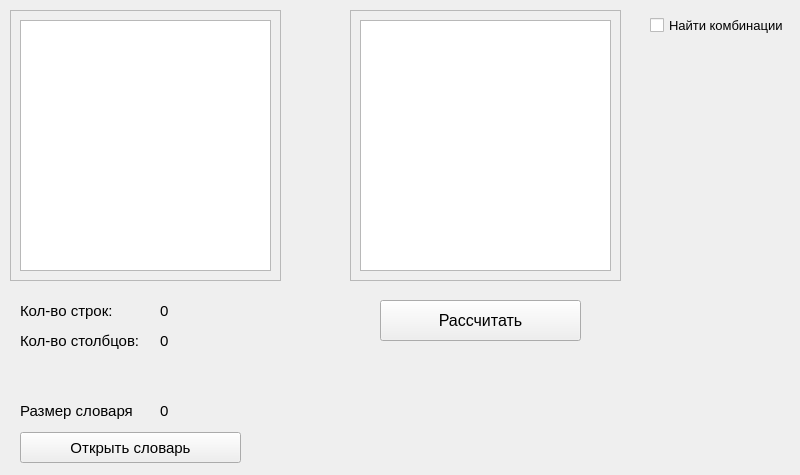
First picture: the form in FindWords/ui/MainWindow.ui, repository EpicDima/FindWords, before the edit.
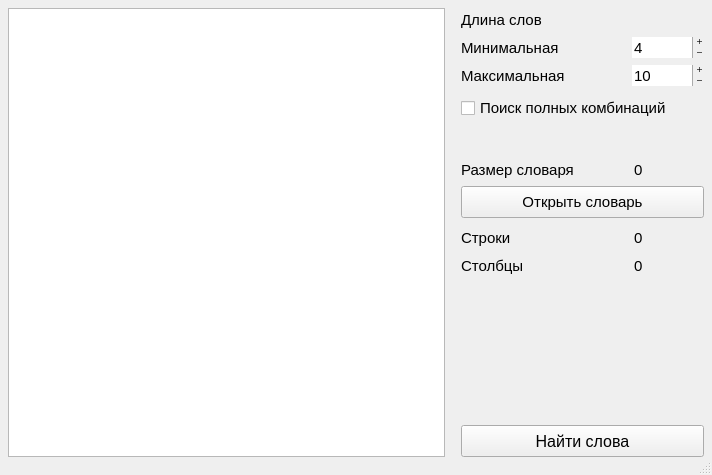
Second picture: the form after the edit. The open tabs and pages were chosen to show the change.

Commit message: Сделан интерфейс (без особового стилевого оформления), который в удобном виде позволяет выполнять основные функции приложения

```diff
--- a/FindWords/ui/MainWindow.ui
+++ b/FindWords/ui/MainWindow.ui
@@ -6,247 +6,753 @@
    <rect>
     <x>0</x>
     <y>0</y>
-    <width>800</width>
+    <width>712</width>
     <height>475</height>
    </rect>
   </property>
+  <property name="font">
+   <font>
+    <family>Arial</family>
+    <pointsize>11</pointsize>
+   </font>
+  </property>
   <property name="windowTitle">
-   <string>MainWindow</string>
+   <string>FindWords</string>
+  </property>
+  <property name="toolButtonStyle">
+   <enum>Qt::ToolButtonTextOnly</enum>
   </property>
   <widget class="QWidget" name="centralwidget">
-   <widget class="QLabel" name="label">
-    <property name="geometry">
-     <rect>
-      <x>20</x>
-      <y>300</y>
-      <width>131</width>
-      <height>21</height>
-     </rect>
+   <property name="minimumSize">
+    <size>
+     <width>512</width>
+     <height>384</height>
+    </size>
+   </property>
+   <layout class="QHBoxLayout" name="horizontalLayout" stretch="20,11">
+    <property name="spacing">
+     <number>0</number>
     </property>
-    <property name="font">
-     <font>
-      <pointsize>11</pointsize>
-     </font>
+    <property name="leftMargin">
+     <number>0</number>
     </property>
-    <property name="text">
-     <string>Кол-во строк:</string>
+    <property name="topMargin">
+     <number>0</number>
     </property>
-   </widget>
-   <widget class="QLabel" name="label_2">
-    <property name="geometry">
-     <rect>
-      <x>20</x>
-      <y>330</y>
-      <width>131</width>
-      <height>21</height>
-     </rect>
+    <property name="rightMargin">
+     <number>0</number>
     </property>
-    <property name="font">
-     <font>
-      <pointsize>11</pointsize>
-     </font>
+    <property name="bottomMargin">
+     <number>0</number>
     </property>
-    <property name="text">
-     <string>Кол-во столбцов:</string>
-    </property>
-   </widget>
-   <widget class="QLabel" name="rowCountLabel">
-    <property name="geometry">
-     <rect>
-      <x>160</x>
-      <y>300</y>
-      <width>41</width>
-      <height>21</height>
-     </rect>
-    </property>
-    <property name="font">
-     <font>
-      <pointsize>11</pointsize>
-     </font>
-    </property>
-    <property name="text">
-     <string>0</string>
-    </property>
-   </widget>
-   <widget class="QLabel" name="columnCountLabel">
-    <property name="geometry">
-     <rect>
-      <x>160</x>
-      <y>330</y>
-      <width>41</width>
-      <height>21</height>
-     </rect>
-    </property>
-    <property name="font">
-     <font>
-      <pointsize>11</pointsize>
-     </font>
-    </property>
-    <property name="text">
-     <string>0</string>
-    </property>
-   </widget>
-   <widget class="QScrollArea" name="scrollArea">
-    <property name="geometry">
-     <rect>
-      <x>350</x>
-      <y>10</y>
-      <width>271</width>
-      <height>271</height>
-     </rect>
-    </property>
-    <property name="widgetResizable">
-     <bool>true</bool>
-    </property>
-    <widget class="QWidget" name="scrollAreaWidgetContents">
-     <property name="geometry">
-      <rect>
-       <x>0</x>
-       <y>0</y>
-       <width>269</width>
-       <height>269</height>
-      </rect>
-     </property>
-     <layout class="QGridLayout" name="gridLayout">
-      <item row="0" column="0">
-       <widget class="QPlainTextEdit" name="outputPlainTextEdit">
-        <property name="font">
-         <font>
-          <pointsize>12</pointsize>
-         </font>
+    <item>
+     <widget class="QScrollArea" name="textScrollArea">
+      <property name="sizePolicy">
+       <sizepolicy hsizetype="Expanding" vsizetype="Expanding">
+        <horstretch>0</horstretch>
+        <verstretch>0</verstretch>
+       </sizepolicy>
+      </property>
+      <property name="minimumSize">
+       <size>
+        <width>256</width>
+        <height>256</height>
+       </size>
+      </property>
+      <property name="font">
+       <font>
+        <family>Arial</family>
+        <pointsize>11</pointsize>
+       </font>
+      </property>
+      <property name="frameShape">
+       <enum>QFrame::NoFrame</enum>
+      </property>
+      <property name="lineWidth">
+       <number>0</number>
+      </property>
+      <property name="widgetResizable">
+       <bool>true</bool>
+      </property>
+      <property name="alignment">
+       <set>Qt::AlignCenter</set>
+      </property>
+      <widget class="QWidget" name="textScrollAreaContents">
+       <property name="geometry">
+        <rect>
+         <x>0</x>
+         <y>0</y>
+         <width>449</width>
+         <height>457</height>
+        </rect>
+       </property>
+       <property name="sizePolicy">
+        <sizepolicy hsizetype="Preferred" vsizetype="Preferred">
+         <horstretch>0</horstretch>
+         <verstretch>0</verstretch>
+        </sizepolicy>
+       </property>
+       <layout class="QGridLayout" name="gridLayout_2">
+        <property name="leftMargin">
+         <number>8</number>
         </property>
-        <property name="readOnly">
-         <bool>true</bool>
+        <property name="topMargin">
+         <number>8</number>
         </property>
-       </widget>
-      </item>
-     </layout>
-    </widget>
-   </widget>
-   <widget class="QScrollArea" name="scrollArea_2">
-    <property name="geometry">
-     <rect>
-      <x>10</x>
-      <y>10</y>
-      <width>271</width>
-      <height>271</height>
-     </rect>
-    </property>
-    <property name="widgetResizable">
-     <bool>true</bool>
-    </property>
-    <widget class="QWidget" name="scrollAreaWidgetContents_2">
-     <property name="geometry">
-      <rect>
-       <x>0</x>
-       <y>0</y>
-       <width>269</width>
-       <height>269</height>
-      </rect>
-     </property>
-     <layout class="QGridLayout" name="gridLayout_2">
-      <item row="0" column="0">
-       <widget class="QPlainTextEdit" name="inputPlainTextEdit">
-        <property name="font">
-         <font>
-          <pointsize>12</pointsize>
-         </font>
+        <property name="rightMargin">
+         <number>8</number>
         </property>
+        <property name="bottomMargin">
+         <number>0</number>
+        </property>
+        <property name="spacing">
+         <number>0</number>
+        </property>
+        <item row="0" column="0">
+         <widget class="QTextEdit" name="mainEditText">
+          <property name="font">
+           <font>
+            <pointsize>12</pointsize>
+           </font>
+          </property>
+         </widget>
+        </item>
+       </layout>
+      </widget>
+     </widget>
+    </item>
+    <item>
+     <layout class="QVBoxLayout" name="rightVerticalLayout">
+      <property name="spacing">
+       <number>0</number>
+      </property>
+      <property name="leftMargin">
+       <number>0</number>
+      </property>
+      <property name="topMargin">
+       <number>0</number>
+      </property>
+      <property name="rightMargin">
+       <number>0</number>
+      </property>
+      <property name="bottomMargin">
+       <number>0</number>
+      </property>
+      <item>
+       <widget class="QStackedWidget" name="stackedWidget">
+        <property name="contextMenuPolicy">
+         <enum>Qt::NoContextMenu</enum>
+        </property>
+        <property name="lineWidth">
+         <number>0</number>
+        </property>
+        <property name="currentIndex">
+         <number>3</number>
+        </property>
+        <widget class="QWidget" name="page_1">
+         <layout class="QVBoxLayout" name="verticalLayout_4">
+          <property name="spacing">
+           <number>0</number>
+          </property>
+          <property name="leftMargin">
+           <number>8</number>
+          </property>
+          <property name="topMargin">
+           <number>8</number>
+          </property>
+          <property name="rightMargin">
+           <number>8</number>
+          </property>
+          <property name="bottomMargin">
+           <number>0</number>
+          </property>
+          <item>
+           <widget class="QWidget" name="configurationLayout" native="true">
+            <property name="enabled">
+             <bool>true</bool>
+            </property>
+            <layout class="QVBoxLayout" name="configurationVLayout">
+             <property name="spacing">
+              <number>8</number>
+             </property>
+             <property name="leftMargin">
+              <number>0</number>
+             </property>
+             <property name="topMargin">
+              <number>0</number>
+             </property>
+             <property name="rightMargin">
+              <number>0</number>
+             </property>
+             <property name="bottomMargin">
+              <number>0</number>
+             </property>
+             <item>
+              <layout class="QVBoxLayout" name="verticalLayout">
+               <property name="spacing">
+                <number>4</number>
+               </property>
+               <item>
+                <widget class="QLabel" name="label_4">
+                 <property name="minimumSize">
+                  <size>
+                   <width>0</width>
+                   <height>24</height>
+                  </size>
+                 </property>
+                 <property name="font">
+                  <font>
+                   <family>Arial</family>
+                   <pointsize>11</pointsize>
+                  </font>
+                 </property>
+                 <property name="text">
+                  <string>Длина слов</string>
+                 </property>
+                </widget>
+               </item>
+               <item>
+                <layout class="QHBoxLayout" name="horizontalLayout_6" stretch="7,3">
+                 <item>
+                  <widget class="QLabel" name="label_5">
+                   <property name="minimumSize">
+                    <size>
+                     <width>0</width>
+                     <height>24</height>
+                    </size>
+                   </property>
+                   <property name="font">
+                    <font>
+                     <family>Arial</family>
+                     <pointsize>11</pointsize>
+                    </font>
+                   </property>
+                   <property name="text">
+                    <string>Минимальная</string>
+                   </property>
+                  </widget>
+                 </item>
+                 <item>
+                  <widget class="QSpinBox" name="minLengthSpinBox">
+                   <property name="font">
+                    <font>
+                     <family>Arial</family>
+                     <pointsize>11</pointsize>
+                    </font>
+                   </property>
+                   <property name="frame">
+                    <bool>false</bool>
+                   </property>
+                   <property name="buttonSymbols">
+                    <enum>QAbstractSpinBox::PlusMinus</enum>
+                   </property>
+                   <property name="minimum">
+                    <number>1</number>
+                   </property>
+                   <property name="maximum">
+                    <number>1000</number>
+                   </property>
+                   <property name="value">
+                    <number>4</number>
+                   </property>
+                  </widget>
+                 </item>
+                </layout>
+               </item>
+               <item>
+                <layout class="QHBoxLayout" name="horizontalLayout_7" stretch="7,3">
+                 <item>
+                  <widget class="QLabel" name="label_6">
+                   <property name="minimumSize">
+                    <size>
+                     <width>0</width>
+                     <height>24</height>
+                    </size>
+                   </property>
+                   <property name="font">
+                    <font>
+                     <family>Arial</family>
+                     <pointsize>11</pointsize>
+                    </font>
+                   </property>
+                   <property name="text">
+                    <string>Максимальная</string>
+                   </property>
+                  </widget>
+                 </item>
+                 <item>
+                  <widget class="QSpinBox" name="maxLengthSpinBox">
+                   <property name="font">
+                    <font>
+                     <family>Arial</family>
+                     <pointsize>11</pointsize>
+                    </font>
+                   </property>
+                   <property name="frame">
+                    <bool>false</bool>
+                   </property>
+                   <property name="buttonSymbols">
+                    <enum>QAbstractSpinBox::PlusMinus</enum>
+                   </property>
+                   <property name="minimum">
+                    <number>1</number>
+                   </property>
+                   <property name="maximum">
+                    <number>1000</number>
+                   </property>
+                   <property name="value">
+                    <number>10</number>
+                   </property>
+                  </widget>
+                 </item>
+                </layout>
+               </item>
+              </layout>
+             </item>
+             <item>
+              <widget class="QCheckBox" name="combinationCheckBox">
+               <property name="minimumSize">
+                <size>
+                 <width>0</width>
+                 <height>24</height>
+                </size>
+               </property>
+               <property name="font">
+                <font>
+                 <family>Arial</family>
+                 <pointsize>11</pointsize>
+                </font>
+               </property>
+               <property name="text">
+                <string>Поиск полных комбинаций</string>
+               </property>
+              </widget>
+             </item>
+             <item>
+              <spacer name="verticalSpacer_2">
+               <property name="orientation">
+                <enum>Qt::Vertical</enum>
+               </property>
+               <property name="sizeType">
+                <enum>QSizePolicy::Preferred</enum>
+               </property>
+               <property name="sizeHint" stdset="0">
+                <size>
+                 <width>20</width>
+                 <height>30</height>
+                </size>
+               </property>
+              </spacer>
+             </item>
+             <item>
+              <layout class="QVBoxLayout" name="verticalLayout_3">
+               <property name="spacing">
+                <number>4</number>
+               </property>
+               <item>
+                <layout class="QHBoxLayout" name="horizontalLayout_5" stretch="7,3">
+                 <property name="spacing">
+                  <number>8</number>
+                 </property>
+                 <item>
+                  <widget class="QLabel" name="label_3">
+                   <property name="minimumSize">
+                    <size>
+                     <width>0</width>
+                     <height>24</height>
+                    </size>
+                   </property>
+                   <property name="font">
+                    <font>
+                     <family>Arial</family>
+                     <pointsize>11</pointsize>
+                    </font>
+                   </property>
+                   <property name="text">
+                    <string>Размер словаря</string>
+                   </property>
+                  </widget>
+                 </item>
+                 <item>
+                  <widget class="QLabel" name="vocabularySizeLabel">
+                   <property name="minimumSize">
+                    <size>
+                     <width>0</width>
+                     <height>24</height>
+                    </size>
+                   </property>
+                   <property name="font">
+                    <font>
+                     <family>Arial</family>
+                     <pointsize>11</pointsize>
+                    </font>
+                   </property>
+                   <property name="text">
+                    <string>0</string>
+                   </property>
+                  </widget>
+                 </item>
+                </layout>
+               </item>
+               <item>
+                <widget class="QPushButton" name="openDictionaryButton">
+                 <property name="minimumSize">
+                  <size>
+                   <width>0</width>
+                   <height>32</height>
+                  </size>
+                 </property>
+                 <property name="font">
+                  <font>
+                   <family>Arial</family>
+                   <pointsize>11</pointsize>
+                  </font>
+                 </property>
+                 <property name="text">
+                  <string>Открыть словарь</string>
+                 </property>
+                </widget>
+               </item>
+              </layout>
+             </item>
+             <item>
+              <layout class="QVBoxLayout" name="verticalLayout_2">
+               <property name="spacing">
+                <number>4</number>
+               </property>
+               <item>
+                <layout class="QHBoxLayout" name="horizontalLayout_3" stretch="7,3">
+                 <property name="spacing">
+                  <number>8</number>
+                 </property>
+                 <item>
+                  <widget class="QLabel" name="label">
+                   <property name="minimumSize">
+                    <size>
+                     <width>0</width>
+                     <height>24</height>
+                    </size>
+                   </property>
+                   <property name="font">
+                    <font>
+                     <family>Arial</family>
+                     <pointsize>11</pointsize>
+                    </font>
+                   </property>
+                   <property name="text">
+                    <string>Строки</string>
+                   </property>
+                  </widget>
+                 </item>
+                 <item>
+                  <widget class="QLabel" name="rowCountLabel">
+                   <property name="minimumSize">
+                    <size>
+                     <width>0</width>
+                     <height>24</height>
+                    </size>
+                   </property>
+                   <property name="font">
+                    <font>
+                     <family>Arial</family>
+                     <pointsize>11</pointsize>
+                    </font>
+                   </property>
+                   <property name="text">
+                    <string>0</string>
+                   </property>
+                  </widget>
+                 </item>
+                </layout>
+               </item>
+               <item>
+                <layout class="QHBoxLayout" name="horizontalLayout_4" stretch="7,3">
+                 <property name="spacing">
+                  <number>8</number>
+                 </property>
+                 <item>
+                  <widget class="QLabel" name="label_2">
+                   <property name="minimumSize">
+                    <size>
+                     <width>0</width>
+                     <height>24</height>
+                    </size>
+                   </property>
+                   <property name="font">
+                    <font>
+                     <family>Arial</family>
+                     <pointsize>11</pointsize>
+                    </font>
+                   </property>
+                   <property name="text">
+                    <string>Столбцы</string>
+                   </property>
+                  </widget>
+                 </item>
+                 <item>
+                  <widget class="QLabel" name="columnCountLabel">
+                   <property name="minimumSize">
+                    <size>
+                     <width>0</width>
+                     <height>24</height>
+                    </size>
+                   </property>
+                   <property name="font">
+                    <font>
+                     <family>Arial</family>
+                     <pointsize>11</pointsize>
+                    </font>
+                   </property>
+                   <property name="text">
+                    <string>0</string>
+                   </property>
+                  </widget>
+                 </item>
+                </layout>
+               </item>
+              </layout>
+             </item>
+             <item>
+              <spacer name="verticalSpacer">
+               <property name="orientation">
+                <enum>Qt::Vertical</enum>
+               </property>
+               <property name="sizeType">
+                <enum>QSizePolicy::Expanding</enum>
+               </property>
+               <property name="sizeHint" stdset="0">
+                <size>
+                 <width>20</width>
+                 <height>40</height>
+                </size>
+               </property>
+              </spacer>
+             </item>
+             <item>
+              <widget class="QPushButton" name="calculateButton">
+               <property name="minimumSize">
+                <size>
+                 <width>0</width>
+                 <height>32</height>
+                </size>
+               </property>
+               <property name="font">
+                <font>
+                 <family>Arial</family>
+                 <pointsize>12</pointsize>
+                </font>
+               </property>
+               <property name="text">
+                <string>Найти слова</string>
+               </property>
+              </widget>
+             </item>
+            </layout>
+           </widget>
+          </item>
+         </layout>
+        </widget>
+        <widget class="QWidget" name="page_2">
+         <layout class="QVBoxLayout" name="verticalLayout_6">
+          <property name="spacing">
+           <number>0</number>
+          </property>
+          <property name="leftMargin">
+           <number>8</number>
+          </property>
+          <property name="topMargin">
+           <number>8</number>
+          </property>
+          <property name="rightMargin">
+           <number>8</number>
+          </property>
+          <property name="bottomMargin">
+           <number>0</number>
+          </property>
+          <item>
+           <layout class="QVBoxLayout" name="verticalLayout_5">
+            <property name="spacing">
+             <number>8</number>
+            </property>
+            <item>
+             <widget class="QListWidget" name="wordsListWidget">
+              <property name="font">
+               <font>
+                <pointsize>10</pointsize>
+               </font>
+              </property>
+             </widget>
+            </item>
+            <item>
+             <widget class="QPushButton" name="openCombinationsButton1">
+              <property name="minimumSize">
+               <size>
+                <width>0</width>
+                <height>32</height>
+               </size>
+              </property>
+              <property name="text">
+               <string>Открыть список комбинаций</string>
+              </property>
+             </widget>
+            </item>
+            <item>
+             <widget class="QPushButton" name="endWatchResultButton1">
+              <property name="minimumSize">
+               <size>
+                <width>0</width>
+                <height>32</height>
+               </size>
+              </property>
+              <property name="text">
+               <string>Завершить просмотр результатов</string>
+              </property>
+             </widget>
+            </item>
+           </layout>
+          </item>
+         </layout>
+        </widget>
+        <widget class="QWidget" name="page_3">
+         <layout class="QVBoxLayout" name="verticalLayout_8">
+          <property name="spacing">
+           <number>0</number>
+          </property>
+          <property name="leftMargin">
+           <number>8</number>
+          </property>
+          <property name="topMargin">
+           <number>8</number>
+          </property>
+          <property name="rightMargin">
+           <number>8</number>
+          </property>
+          <property name="bottomMargin">
+           <number>0</number>
+          </property>
+          <item>
+           <layout class="QVBoxLayout" name="verticalLayout_7">
+            <property name="spacing">
+             <number>8</number>
+            </property>
+            <item>
+             <widget class="QListWidget" name="combinationsListWidget">
+              <property name="font">
+               <font>
+                <pointsize>10</pointsize>
+               </font>
+              </property>
+             </widget>
+            </item>
+            <item>
+             <widget class="QPushButton" name="openWordsButton">
+              <property name="minimumSize">
+               <size>
+                <width>0</width>
+                <height>32</height>
+               </size>
+              </property>
+              <property name="text">
+               <string>Открыть список слов</string>
+              </property>
+             </widget>
+            </item>
+            <item>
+             <widget class="QPushButton" name="endWatchResultButton2">
+              <property name="minimumSize">
+               <size>
+                <width>0</width>
+                <height>32</height>
+               </size>
+              </property>
+              <property name="text">
+               <string>Завершить просмотр результатов</string>
+              </property>
+             </widget>
+            </item>
+           </layout>
+          </item>
+         </layout>
+        </widget>
+        <widget class="QWidget" name="page_4">
+         <layout class="QVBoxLayout" name="verticalLayout_10">
+          <property name="spacing">
+           <number>0</number>
+          </property>
+          <property name="leftMargin">
+           <number>8</number>
+          </property>
+          <property name="topMargin">
+           <number>8</number>
+          </property>
+          <property name="rightMargin">
+           <number>8</number>
+          </property>
+          <property name="bottomMargin">
+           <number>0</number>
+          </property>
+          <item>
+           <layout class="QVBoxLayout" name="verticalLayout_9">
+            <property name="spacing">
+             <number>8</number>
+            </property>
+            <item>
+             <widget class="QListWidget" name="combinationWordsListWidget"/>
+            </item>
+            <item>
+             <widget class="QPushButton" name="openCombinationsButton2">
+              <property name="minimumSize">
+               <size>
+                <width>0</width>
+                <height>32</height>
+               </size>
+              </property>
+              <property name="text">
+               <string>Вернуться к списку комбинаций</string>
+              </property>
+             </widget>
+            </item>
+            <item>
+             <widget class="QPushButton" name="endWatchResultButton3">
+              <property name="minimumSize">
+               <size>
+                <width>0</width>
+                <height>32</height>
+               </size>
+              </property>
+              <property name="text">
+               <string>Завершить просмотр результатов</string>
+              </property>
+             </widget>
+            </item>
+           </layout>
+          </item>
+         </layout>
+        </widget>
        </widget>
       </item>
      </layout>
-    </widget>
-   </widget>
-   <widget class="QPushButton" name="calculateButton">
-    <property name="geometry">
-     <rect>
-      <x>380</x>
-      <y>300</y>
-      <width>201</width>
-      <height>41</height>
-     </rect>
-    </property>
-    <property name="font">
-     <font>
-      <pointsize>12</pointsize>
-     </font>
-    </property>
-    <property name="text">
-     <string>Рассчитать</string>
-    </property>
-   </widget>
-   <widget class="QCheckBox" name="combinationCheckBox">
-    <property name="geometry">
-     <rect>
-      <x>650</x>
-      <y>10</y>
-      <width>141</width>
-      <height>31</height>
-     </rect>
-    </property>
-    <property name="font">
-     <font>
-      <pointsize>10</pointsize>
-     </font>
-    </property>
-    <property name="text">
-     <string>Найти комбинации</string>
-    </property>
-   </widget>
-   <widget class="QLabel" name="label_3">
-    <property name="geometry">
-     <rect>
-      <x>20</x>
-      <y>400</y>
-      <width>121</width>
-      <height>21</height>
-     </rect>
-    </property>
-    <property name="font">
-     <font>
-      <pointsize>11</pointsize>
-     </font>
-    </property>
-    <property name="text">
-     <string>Размер словаря</string>
-    </property>
-   </widget>
-   <widget class="QLabel" name="vocabularySizeLabel">
-    <property name="geometry">
-     <rect>
-      <x>160</x>
-      <y>400</y>
-      <width>81</width>
-      <height>21</height>
-     </rect>
-    </property>
-    <property name="font">
-     <font>
-      <pointsize>11</pointsize>
-     </font>
-    </property>
-    <property name="text">
-     <string>0</string>
-    </property>
-   </widget>
-   <widget class="QPushButton" name="openDictionaryButton">
-    <property name="geometry">
-     <rect>
-      <x>20</x>
-      <y>432</y>
-      <width>221</width>
-      <height>31</height>
-     </rect>
-    </property>
-    <property name="font">
-     <font>
-      <pointsize>11</pointsize>
-     </font>
-    </property>
-    <property name="text">
-     <string>Открыть словарь</string>
-    </property>
-   </widget>
+    </item>
+   </layout>
+  </widget>
+  <widget class="QStatusBar" name="statusBar">
+   <property name="sizePolicy">
+    <sizepolicy hsizetype="Minimum" vsizetype="Minimum">
+     <horstretch>0</horstretch>
+     <verstretch>0</verstretch>
+    </sizepolicy>
+   </property>
+   <property name="minimumSize">
+    <size>
+     <width>0</width>
+     <height>18</height>
+    </size>
+   </property>
+   <property name="font">
+    <font>
+     <pointsize>10</pointsize>
+    </font>
+   </property>
   </widget>
  </widget>
  <resources/>
```
The commit also changes 5 other files.
